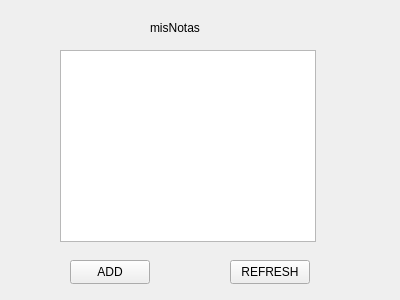
Qt form misNotas/mainwindow.ui (e1nfalt/misNotas) before a commit.
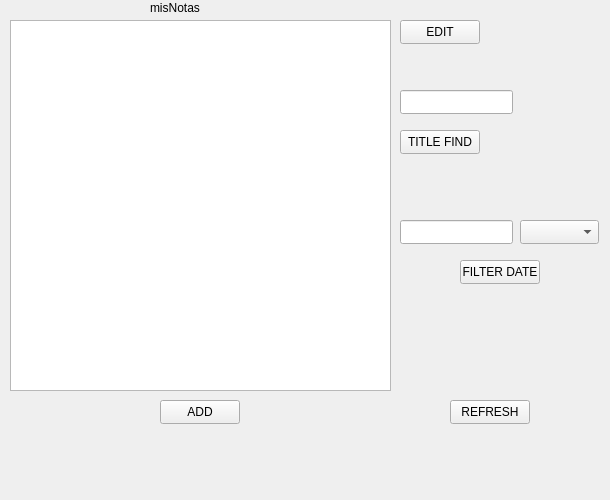
The same form after that commit.

Commit message: add filter and search...seems it's working)))

```diff
--- a/misNotas/mainwindow.ui
+++ b/misNotas/mainwindow.ui
@@ -6,8 +6,8 @@
    <rect>
     <x>0</x>
     <y>0</y>
-    <width>400</width>
-    <height>300</height>
+    <width>610</width>
+    <height>500</height>
    </rect>
   </property>
   <property name="windowTitle">
@@ -18,7 +18,7 @@
     <property name="geometry">
      <rect>
       <x>150</x>
-      <y>20</y>
+      <y>0</y>
       <width>59</width>
       <height>16</height>
      </rect>
@@ -30,12 +30,18 @@
    <widget class="QListWidget" name="listWidget">
     <property name="geometry">
      <rect>
-      <x>60</x>
-      <y>50</y>
-      <width>256</width>
-      <height>192</height>
+      <x>10</x>
+      <y>20</y>
+      <width>381</width>
+      <height>371</height>
      </rect>
     </property>
+    <property name="font">
+     <font>
+      <weight>75</weight>
+      <bold>true</bold>
+     </font>
+    </property>
     <property name="autoFillBackground">
      <bool>false</bool>
     </property>
@@ -43,8 +49,8 @@
    <widget class="QPushButton" name="pushButton">
     <property name="geometry">
      <rect>
-      <x>70</x>
-      <y>260</y>
+      <x>160</x>
+      <y>400</y>
       <width>80</width>
       <height>24</height>
      </rect>
@@ -56,8 +62,8 @@
    <widget class="QPushButton" name="pushButton_2">
     <property name="geometry">
      <rect>
-      <x>230</x>
-      <y>260</y>
+      <x>450</x>
+      <y>400</y>
       <width>80</width>
       <height>24</height>
      </rect>
@@ -66,6 +72,75 @@
      <string>REFRESH</string>
     </property>
    </widget>
+   <widget class="QPushButton" name="pushButton_3">
+    <property name="geometry">
+     <rect>
+      <x>400</x>
+      <y>20</y>
+      <width>80</width>
+      <height>24</height>
+     </rect>
+    </property>
+    <property name="text">
+     <string>EDIT</string>
+    </property>
+   </widget>
+   <widget class="QPushButton" name="pushButton_4">
+    <property name="geometry">
+     <rect>
+      <x>400</x>
+      <y>130</y>
+      <width>80</width>
+      <height>24</height>
+     </rect>
+    </property>
+    <property name="text">
+     <string>TITLE FIND</string>
+    </property>
+   </widget>
+   <widget class="QPushButton" name="pushButton_5">
+    <property name="geometry">
+     <rect>
+      <x>460</x>
+      <y>260</y>
+      <width>80</width>
+      <height>24</height>
+     </rect>
+    </property>
+    <property name="text">
+     <string>FILTER DATE</string>
+    </property>
+   </widget>
+   <widget class="QLineEdit" name="lineEdit">
+    <property name="geometry">
+     <rect>
+      <x>400</x>
+      <y>90</y>
+      <width>113</width>
+      <height>24</height>
+     </rect>
+    </property>
+   </widget>
+   <widget class="QLineEdit" name="lineEdit_2">
+    <property name="geometry">
+     <rect>
+      <x>400</x>
+      <y>220</y>
+      <width>113</width>
+      <height>24</height>
+     </rect>
+    </property>
+   </widget>
+   <widget class="QComboBox" name="comboBox">
+    <property name="geometry">
+     <rect>
+      <x>520</x>
+      <y>220</y>
+      <width>79</width>
+      <height>24</height>
+     </rect>
+    </property>
+   </widget>
   </widget>
  </widget>
  <layoutdefault spacing="6" margin="11"/>
```
The commit also changes 28 other files.
